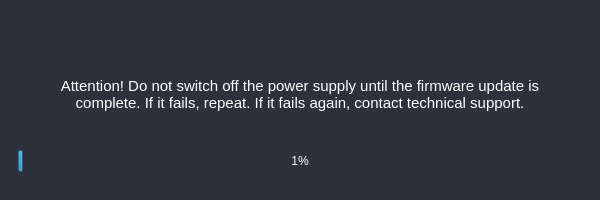
Qt form UI/forms/AqFirmwareUpdateWindow.ui (romangolovkou/AQteck_toolMAX) before a commit.
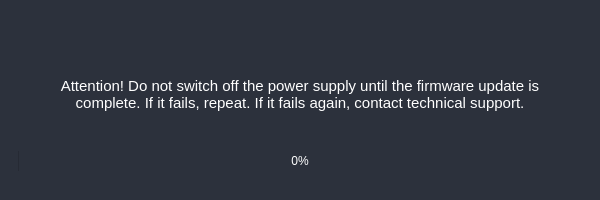
The same form after that commit. The open tabs and pages were chosen to show the change. Icons and pictures are not drawn. Custom widgets are drawn as their Qt base class.

Commit message: Правки UI

```diff
--- a/UI/forms/AqFirmwareUpdateWindow.ui
+++ b/UI/forms/AqFirmwareUpdateWindow.ui
@@ -525,7 +525,7 @@
 </string>
                </property>
                <property name="value">
-                <number>1</number>
+                <number>0</number>
                </property>
                <property name="alignment">
                 <set>Qt::AlignCenter</set>
```
Left out of the diff: 2 changed lines with no effect on the pictures. The commit also changes 6 other files.
